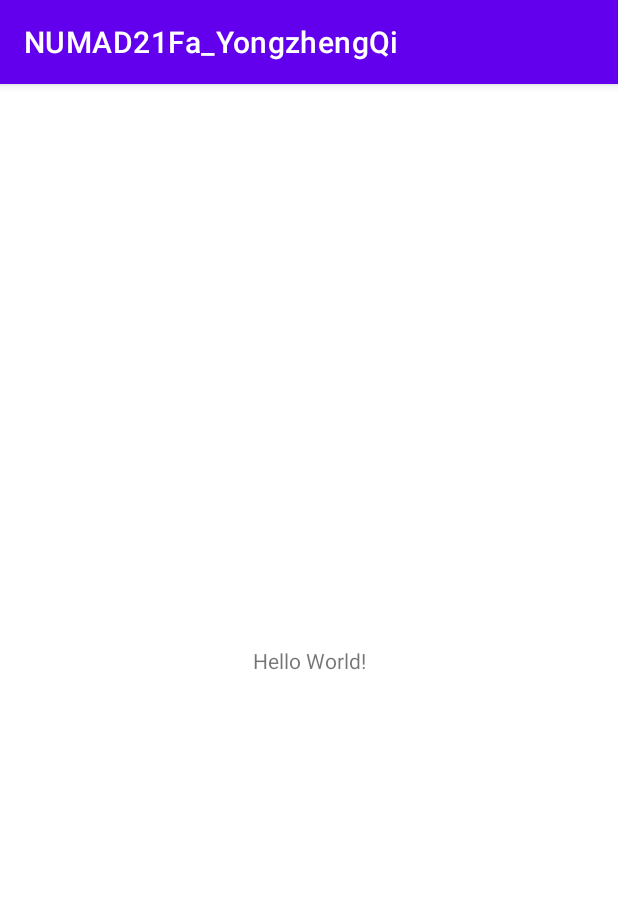
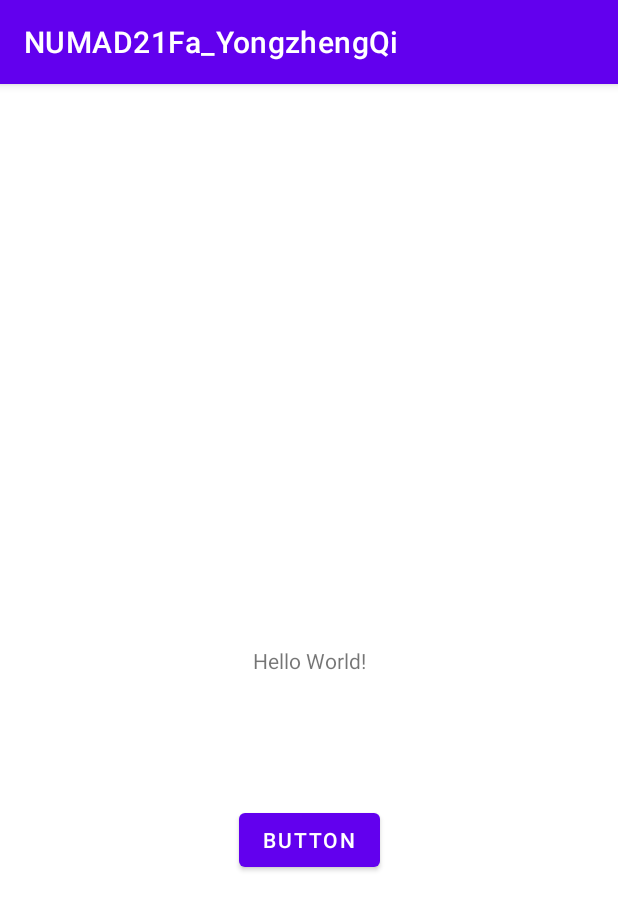
Before and after one commit to YongzQi/cs5520-Android-app, an Android app: the screen it shows after launch (MainActivity), on a phone screen of 412 x 824 dp. Shown: the top 910 px of the screen. Run offline under Robolectric (Android 15) with nearby library versions, the phone set to English and light mode, and no system bars.

```diff
--- a/app/src/main/java/com/example/numad21fa_yongzhengqi/MainActivity.java
+++ b/app/src/main/java/com/example/numad21fa_yongzhengqi/MainActivity.java
@@ -3,6 +3,8 @@ package com.example.numad21fa_yongzhengqi;
 import androidx.appcompat.app.AppCompatActivity;
 
 import android.os.Bundle;
+import android.view.View;
+import android.widget.Toast;
 
 public class MainActivity extends AppCompatActivity {
 
@@ -11,4 +13,7 @@ public class MainActivity extends AppCompatActivity {
         super.onCreate(savedInstanceState);
         setContentView(R.layout.activity_main);
     }
+    public void displayToast(View v) {
+        Toast.makeText(MainActivity.this, "Yongzheng Qi, qi.yo@northeastern.edu", Toast.LENGTH_LONG).show();
+    }
 }
--- a/app/src/main/res/layout/activity_main.xml
+++ b/app/src/main/res/layout/activity_main.xml
@@ -7,6 +7,7 @@
     tools:context=".MainActivity">
 
     <TextView
+        android:id="@+id/textView"
         android:layout_width="wrap_content"
         android:layout_height="wrap_content"
         android:text="Hello World!"
@@ -15,4 +16,15 @@
         app:layout_constraintRight_toRightOf="parent"
         app:layout_constraintTop_toTopOf="parent" />
 
+    <Button
+        android:id="@+id/button2"
+        android:layout_width="wrap_content"
+        android:layout_height="wrap_content"
+        android:layout_marginTop="86dp"
+        android:text="@string/button"
+        app:layout_constraintEnd_toEndOf="parent"
+        app:layout_constraintStart_toStartOf="parent"
+        app:layout_constraintTop_toBottomOf="@+id/textView"
+        android:onClick="displayToast"/>
+
 </androidx.constraintlayout.widget.ConstraintLayout>
--- a/app/src/main/res/values/strings.xml
+++ b/app/src/main/res/values/strings.xml
@@ -1,3 +1,4 @@
 <resources>
     <string name="app_name">NUMAD21Fa_YongzhengQi</string>
+    <string name="button">Button</string>
 </resources>
```
Also changed, not shown: 1 other file.
